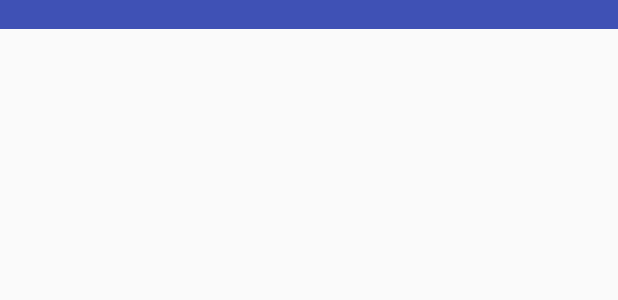
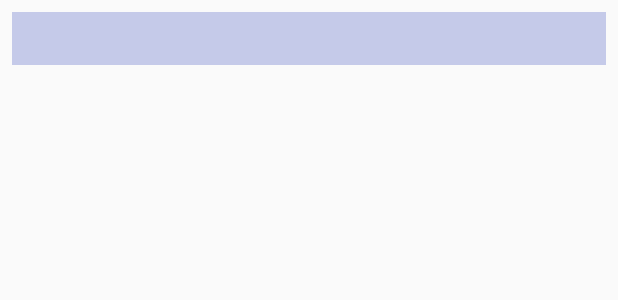
Before and after one commit to karinatber/PopularMoviesProj, an Android app: the layout trailer_item.xml on its own in the app's theme, with its tools: preview values and no code run, on a phone screen of 412 x 824 dp. Shown: the top 300 px of the screen. Run offline under Robolectric (Android 15) with nearby library versions, the phone set to English and light mode, and no system bars.

```diff
--- a/app/src/main/java/com/example/autotests/popularmoviesapp/adapter/MoviesAdapter.java
+++ b/app/src/main/java/com/example/autotests/popularmoviesapp/adapter/MoviesAdapter.java
@@ -25,7 +25,6 @@ import java.util.List;
 public class MoviesAdapter extends RecyclerView.Adapter<MoviesAdapter.MoviesAdapterViewHolder> {
     public static final String TAG = MoviesAdapter.class.getSimpleName();
     private List<ResultsItem> mMovieData;
-    private Cursor mCursor;
     private final MoviesAdapterOnClickHandler mOnClickHandler;
 
     public interface MoviesAdapterOnClickHandler{
@@ -93,8 +92,4 @@ public class MoviesAdapter extends RecyclerView.Adapter<MoviesAdapter.MoviesAdap
         mMovieData = movieData;
         notifyDataSetChanged();
     }
-    public void setFavoritesCursor(Cursor cursor){
-        this.mCursor = cursor;
-        notifyDataSetChanged();
-    }
 }
--- a/app/src/main/res/layout/activity_movie_detail.xml
+++ b/app/src/main/res/layout/activity_movie_detail.xml
@@ -59,7 +59,7 @@
         </RelativeLayout>
         <TextView
             android:layout_width="wrap_content"
-            android:layout_height="0dp"
+            android:layout_height="wrap_content"
             android:text="@string/trailers"
             android:id="@+id/tv_trailer_label"
             android:padding="16dp"/>
@@ -71,7 +71,8 @@
             android:layout_width="wrap_content"
             android:layout_height="wrap_content"
             android:id="@+id/tv_reviews_label"
-            android:text="@string/review"/>
+            android:text="@string/review"
+            android:padding="16dp"/>
         <android.support.v7.widget.RecyclerView
             android:layout_width="match_parent"
             android:layout_height="wrap_content"
--- a/app/src/main/res/layout/review_item.xml
+++ b/app/src/main/res/layout/review_item.xml
@@ -1,11 +1,12 @@
 <?xml version="1.0" encoding="utf-8"?>
 <LinearLayout xmlns:android="http://schemas.android.com/apk/res/android"
     android:orientation="vertical" android:layout_width="match_parent"
-    android:layout_height="match_parent">
+    android:layout_height="wrap_content">
     <TextView
         android:layout_width="wrap_content"
         android:layout_height="wrap_content"
         android:id="@+id/tv_review_body"
+        android:paddingTop="8dp"
         android:textAppearance="@style/TextAppearance.AppCompat.Body1"/>
     <TextView
         android:layout_width="wrap_content"
--- a/app/src/main/res/layout/trailer_item.xml
+++ b/app/src/main/res/layout/trailer_item.xml
@@ -1,12 +1,13 @@
 <?xml version="1.0" encoding="utf-8"?>
 <LinearLayout xmlns:android="http://schemas.android.com/apk/res/android"
     android:orientation="vertical" android:layout_width="match_parent"
-    android:layout_height="match_parent">
+    android:layout_height="wrap_content">
     <TextView
         android:layout_width="match_parent"
         android:layout_height="wrap_content"
         android:id="@+id/tv_trailer_item_name"
-        android:background="@color/colorPrimary"
-        android:textAppearance="@style/TextAppearance.AppCompat.Body2"/>
+        android:background="@color/colorPrimaryLight"
+        android:padding="8dp"
+        android:layout_margin="8dp"/>
 
 </LinearLayout>
--- a/app/src/main/res/values/colors.xml
+++ b/app/src/main/res/values/colors.xml
@@ -2,5 +2,6 @@
 <resources>
     <color name="colorPrimary">#3F51B5</color>
     <color name="colorPrimaryDark">#303F9F</color>
+    <color name="colorPrimaryLight">#C5CAE9</color>
     <color name="colorAccent">#FF4081</color>
 </resources>
```
Also changed, not shown: app/src/main/java/com/example/autotests/popularmoviesapp/MainActivity.java (+11 -19 lines), app/src/main/java/com/example/autotests/popularmoviesapp/MovieDetailActivity.java (+13 -6 lines), app/src/main/java/com/example/autotests/popularmoviesapp/adapter/TrailersAdapter.java (+9 -7 lines).
